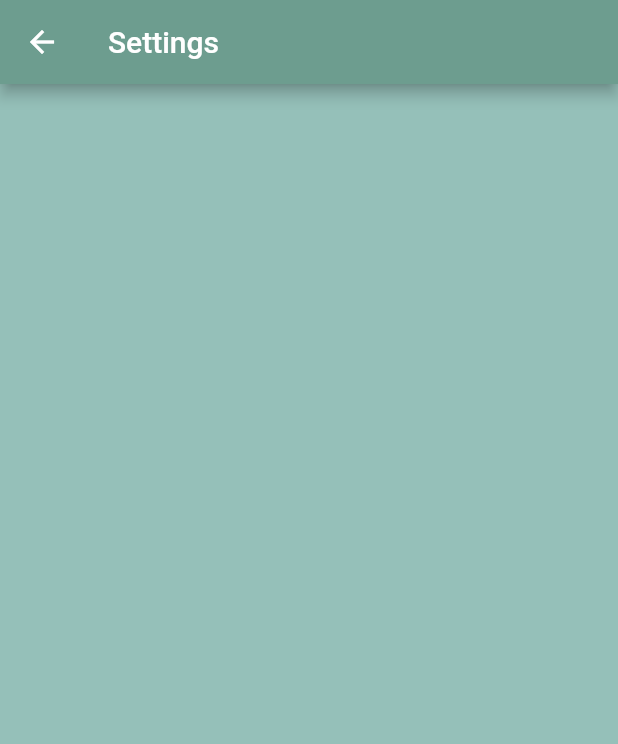
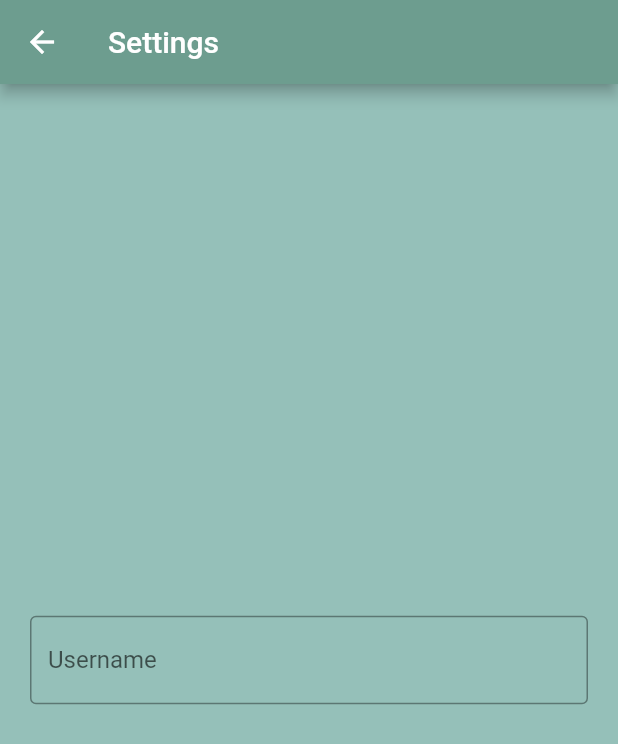
Before and after one commit to maxrtorres/blitznote, a Flutter app: the HomeScreen screen opened by its route, after a tap on the "menu" icon, after a tap on "Settings", on a phone screen of 412 x 824 dp. Shown: the top 744 px of the screen. Run offline on Flutter 3.47's test engine with Material 2 defaults, Android fonts, the phone set to English and light mode, and no system bars; our stand-ins replace flutter_secure_storage, fluttertoast, hive, local_auth; accounts and stored records are empty.

Commit message:
Change username in settings and update in nav drawer

```diff
--- a/lib/screens/home_screen.dart
+++ b/lib/screens/home_screen.dart
@@ -1,6 +1,6 @@
 import 'package:flutter/material.dart';
 import 'package:notes_app/screens/list_tab.dart';
-import 'package:notes_app/utilities/storage_util.dart' as StorageUtilities;
+import 'package:notes_app/utilities/storage_util.dart' as StorageUtil;
 import 'package:notes_app/values/keys.dart';
 import 'package:notes_app/values/my_colors.dart';
 import 'package:notes_app/values/routes.dart';
@@ -12,8 +12,21 @@ class HomeScreen extends StatefulWidget {
 }
 
 class _HomeScreenState extends State<HomeScreen> {
+  String username = Strings.defaultUsername;
+
+  Future<void> getUsername() async {
+    final name = await StorageUtil.getString(Keys.username);
+    if (name != null) {
+      setState(() {
+        username = name;
+      });
+    }
+  }
+
   @override
   Widget build(BuildContext context) {
+    getUsername();
+
     return DefaultTabController(
         length: 2,
         child: Scaffold(
@@ -26,27 +39,18 @@ class _HomeScreenState extends State<HomeScreen> {
                   decoration: BoxDecoration(
                     color: MyColors.colorAccent,
                   ),
-                  child: FutureBuilder<dynamic>(
-                    future: StorageUtilities.getString(Keys.username),
-                    builder: (BuildContext context,
-                        AsyncSnapshot<dynamic> snapshot) {
-                      String username;
-                      if (snapshot.data != null) {
-                        username = snapshot.data;
-                      } else {
-                        username = Strings.defaultUsername;
-                      }
-                      return Center(
-                          child: Text('Welcome, $username!',
-                              style: TextStyle(
-                                  fontWeight: FontWeight.bold, fontSize: 16)));
-                    },
-                  ),
+                  child: Center(
+                      child: Text('Welcome, $username!',
+                          style: TextStyle(
+                              fontWeight: FontWeight.bold, fontSize: 16))),
                 ),
                 ListTile(
                   title: Text(Strings.settingsTitle),
                   onTap: () {
-                    Navigator.pushNamed(context, Routes.settingsRoute);
+                    Navigator.pushNamed(context, Routes.settingsRoute)
+                        .then((value) async {
+                      await getUsername();
+                    });
                   },
                 ),
               ],
--- a/lib/screens/settings_screen.dart
+++ b/lib/screens/settings_screen.dart
@@ -1,4 +1,6 @@
 import 'package:flutter/material.dart';
+import 'package:notes_app/utilities/storage_util.dart' as StorageUtil;
+import 'package:notes_app/values/keys.dart';
 import 'package:notes_app/values/my_colors.dart';
 import 'package:notes_app/values/strings.dart';
 
@@ -8,15 +10,44 @@ class SettingsScreen extends StatefulWidget {
 }
 
 class _SettingsScreenState extends State<SettingsScreen> {
+  final usernameController = TextEditingController();
+
+  @override
+  void dispose() {
+    final name = usernameController.text;
+    if (name != '' && name.trim() != '') {
+      StorageUtil.setString(Keys.username, name);
+    }
+    usernameController.dispose();
+    super.dispose();
+  }
+
+  void initializeFields() async {
+    usernameController.text = await StorageUtil.getString(Keys.username) ?? '';
+  }
+
   @override
   Widget build(BuildContext context) {
+    initializeFields();
+
     return Scaffold(
       appBar: AppBar(
         backgroundColor: MyColors.colorPrimary,
         title: Text(Strings.settingsTitle),
       ),
       backgroundColor: MyColors.colorLight,
-      body: Container(),
+      body: Column(mainAxisAlignment: MainAxisAlignment.center, children: [
+        Container(
+          margin: EdgeInsets.all(20),
+          child: TextField(
+            controller: usernameController,
+            decoration: InputDecoration(
+              border: OutlineInputBorder(),
+              labelText: Strings.username,
+            ),
+          ),
+        ),
+      ]),
     );
   }
 }
--- a/lib/values/strings.dart
+++ b/lib/values/strings.dart
@@ -9,6 +9,8 @@ class Strings {
   static const String body = "Body";
   static const String nullTitleError = "Title cannot be empty";
   static const String nullBodyError = "Body cannot be empty";
+  static const String nullUsernameError = "Username cannot be empty";
   static const String continueButton = "Continue";
   static const String defaultUsername = "User";
+  static const String username = "Username";
 }
```
